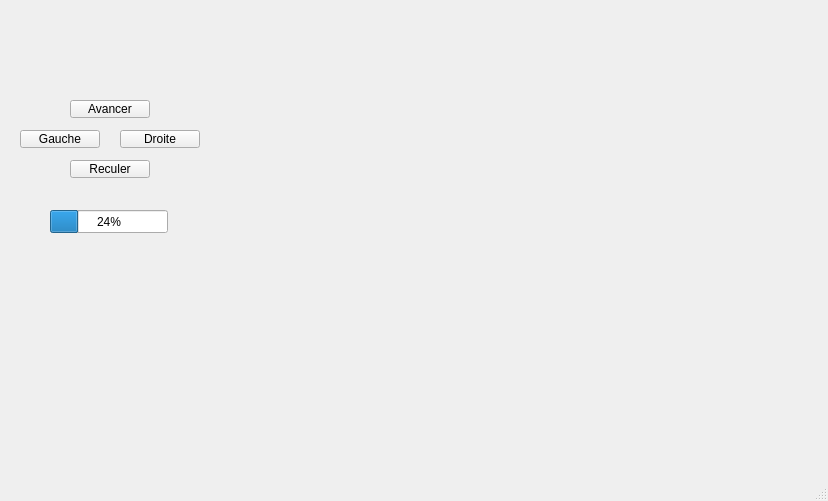
This is mainwindow.ui in Maxencec21/wifibot as Qt 5 draws it before an edit. The edited form follows.
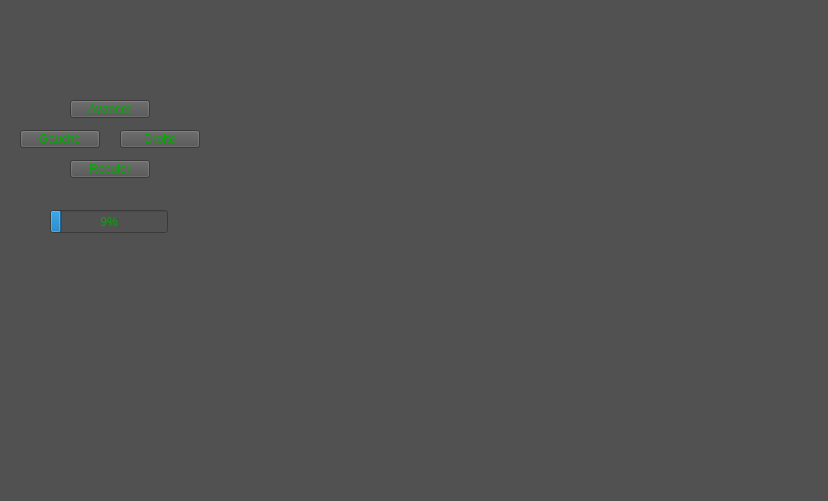
This is the edited form.

Patch:
```diff
--- a/mainwindow.ui
+++ b/mainwindow.ui
@@ -13,6 +13,9 @@
   <property name="windowTitle">
    <string>MainWindow</string>
   </property>
+  <property name="styleSheet">
+   <string notr="true">background-color: rgb(81, 81, 81);</string>
+  </property>
   <widget class="QWidget" name="centralwidget">
    <widget class="QWidget" name="gridLayoutWidget">
     <property name="geometry">
@@ -34,6 +37,10 @@
       <height>18</height>
      </rect>
     </property>
+    <property name="styleSheet">
+     <string notr="true">color: rgb(0, 170, 0);
+</string>
+    </property>
     <property name="text">
      <string>Avancer</string>
     </property>
@@ -47,6 +54,9 @@
       <height>18</height>
      </rect>
     </property>
+    <property name="styleSheet">
+     <string notr="true">color: rgb(0, 170, 0);</string>
+    </property>
     <property name="text">
      <string>Gauche</string>
     </property>
@@ -60,6 +70,9 @@
       <height>18</height>
      </rect>
     </property>
+    <property name="styleSheet">
+     <string notr="true">color: rgb(0, 170, 0);</string>
+    </property>
     <property name="text">
      <string>Reculer</string>
     </property>
@@ -73,6 +86,9 @@
       <height>18</height>
      </rect>
     </property>
+    <property name="styleSheet">
+     <string notr="true">color: rgb(0, 170, 0);</string>
+    </property>
     <property name="text">
      <string>Droite</string>
     </property>
@@ -86,6 +102,12 @@
       <height>23</height>
      </rect>
     </property>
+    <property name="styleSheet">
+     <string notr="true">color: rgb(0, 170, 0);</string>
+    </property>
+    <property name="maximum">
+     <number>255</number>
+    </property>
     <property name="value">
      <number>24</number>
     </property>
```
